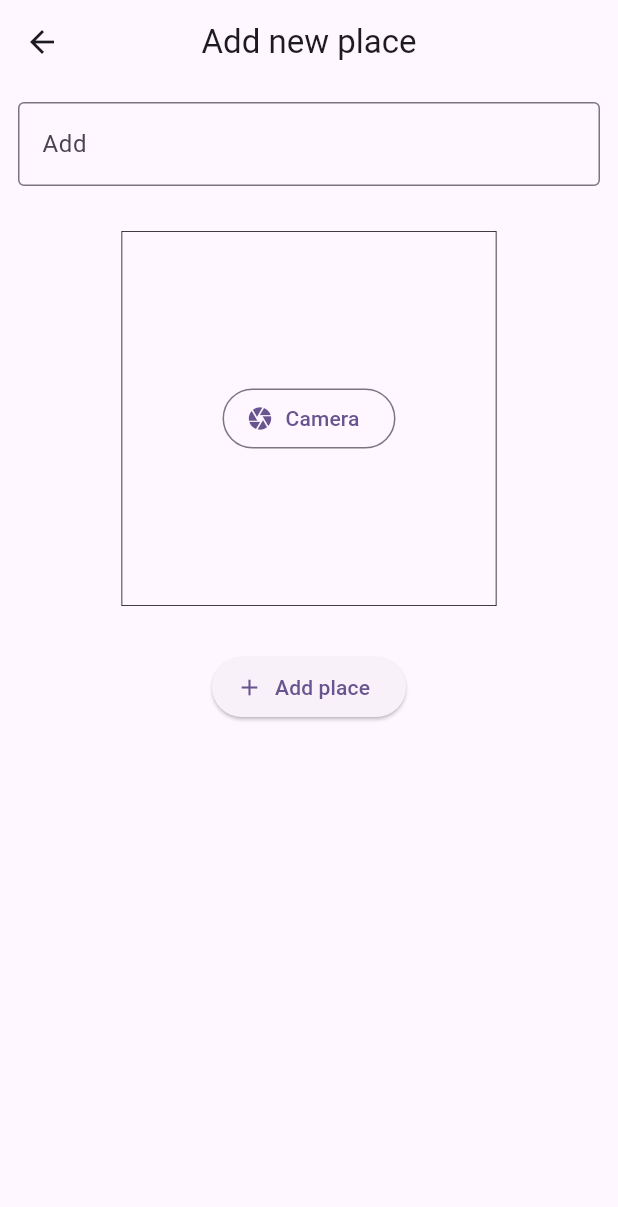
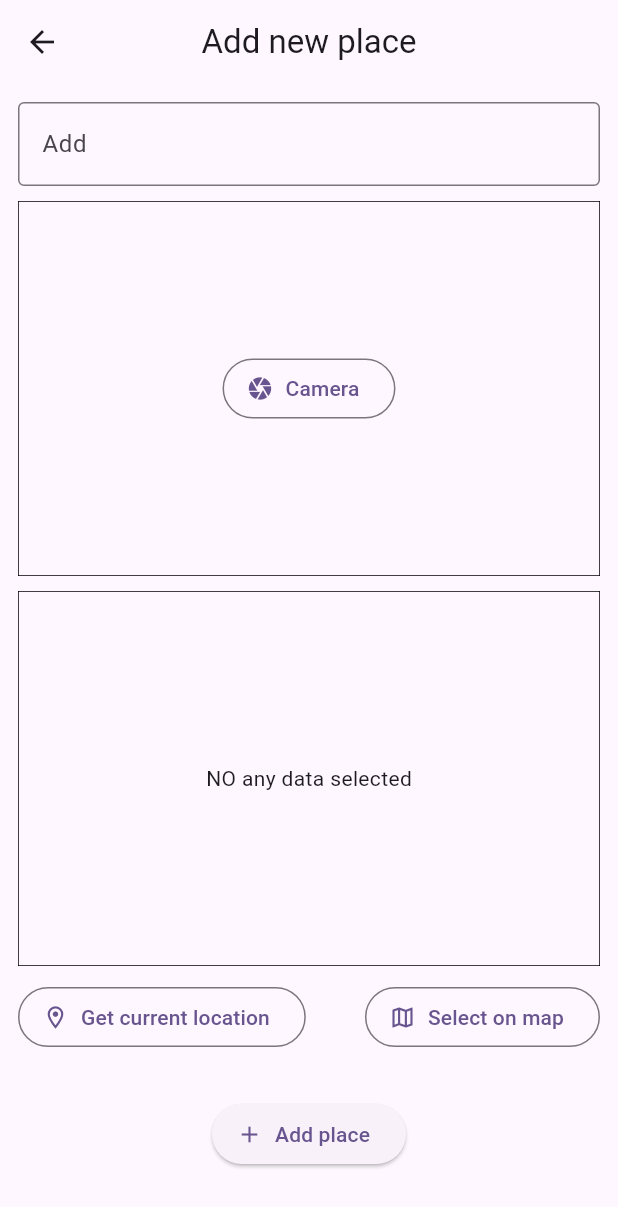
Before and after one commit to Zedestar/my_favorite_places, a Flutter app: the screen it shows after launch, after a tap on the "add" icon, on a phone screen of 412 x 824 dp. Shown: the top 1207 px of the screen. Run offline on Flutter 3.47's test engine with Material 3 defaults, Android fonts, the phone set to English and light mode, and no system bars; our stand-ins replace flutter_dotenv, flutter_riverpod, image_picker, location.

```diff
--- a/lib/main.dart
+++ b/lib/main.dart
@@ -2,9 +2,12 @@ import 'package:favourite_places/RiverPod/add_place.dart';
 import 'package:favourite_places/pages/add_places.dart';
 import 'package:favourite_places/pages/place_details.dart';
 import 'package:flutter/material.dart';
+import 'package:flutter_dotenv/flutter_dotenv.dart';
 import 'package:flutter_riverpod/flutter_riverpod.dart';
 
-void main() {
+void main() async {
+  WidgetsFlutterBinding.ensureInitialized();
+  await dotenv.load(fileName: ".env");
   runApp(const ProviderScope(child: MyApp()));
 }
 
--- a/lib/pages/add_places.dart
+++ b/lib/pages/add_places.dart
@@ -2,6 +2,7 @@ import 'dart:io';
 
 import 'package:favourite_places/RiverPod/add_place.dart';
 import 'package:favourite_places/widget/camera_widget.dart';
+import 'package:favourite_places/widget/input_location_widget.dart';
 import 'package:flutter/material.dart';
 import 'package:flutter_riverpod/flutter_riverpod.dart';
 
@@ -68,11 +69,15 @@ class _AddPlacesState extends ConsumerState<AddPlaces> {
                   ),
                 ),
                 SizedBox(
-                  height: 30,
+                  height: 10,
                 ),
                 Cameraring(
                   adderFunction: setPlaceImage,
                 ),
+                SizedBox(
+                  height: 10,
+                ),
+                InputLocationWidget(),
                 SizedBox(
                   height: 30,
                 ),
--- a/lib/widget/camera_widget.dart
+++ b/lib/widget/camera_widget.dart
@@ -46,7 +46,7 @@ class _CameraringState extends State<Cameraring> {
         child: Image.file(
           _imageTaken!,
           fit: BoxFit.fill,
-          width: 250,
+          width: double.infinity,
           height: 250,
         ),
       );
@@ -55,7 +55,7 @@ class _CameraringState extends State<Cameraring> {
     return Container(
       decoration: BoxDecoration(border: Border.all(width: 0.5)),
       height: 250,
-      width: 250,
+      width: double.infinity,
       alignment: Alignment.center,
       child: content,
     );
--- /dev/null
+++ b/lib/widget/input_location_widget.dart
@@ -0,0 +1,106 @@
+import 'dart:convert';
+
+import 'package:flutter/material.dart';
+import 'package:flutter_dotenv/flutter_dotenv.dart';
+import 'package:http/http.dart' as http;
+import 'package:location/location.dart';
+
+class InputLocationWidget extends StatefulWidget {
+  const InputLocationWidget({super.key});
+
+  @override
+  State<InputLocationWidget> createState() => _InputLocationWidgetState();
+}
+
+class _InputLocationWidgetState extends State<InputLocationWidget> {
+  bool _isLoading = false;
+  LocationData? _userLocation;
+
+  void getCurrentPosition() async {
+    setState(() {
+      _isLoading = true;
+    });
+    Location location = Location();
+
+    bool serviceEnabled;
+    PermissionStatus permissionGranted;
+    LocationData locationData;
+
+    serviceEnabled = await location.serviceEnabled();
+    if (!serviceEnabled) {
+      serviceEnabled = await location.requestService();
+      if (!serviceEnabled) {
+        return;
+      }
+    }
+
+    permissionGranted = await location.hasPermission();
+    if (permissionGranted == PermissionStatus.denied) {
+      permissionGranted = await location.requestPermission();
+      if (permissionGranted != PermissionStatus.granted) {
+        return;
+      }
+    }
+
+    locationData = await location.getLocation();
+    final String mapApiKey = dotenv.env['GOOGLE_MAPS_API_KEY']!;
+    final url = Uri.parse(
+      'https://maps.googleapis.com/maps/api/geocode/json?latlng=${locationData.latitude},${locationData.longitude}&key=$mapApiKey',
+    );
+    final response = await http.get(url);
+    final resData = json.decode(response.body);
+    // final address = resData['results']?[0]['formatted_address'];
+    // print("The address of the place is $address");
+    print(response.body);
+
+    setState(() {
+      _userLocation = locationData;
+      _isLoading = false;
+    });
+  }
+
+  @override
+  Widget build(BuildContext context) {
+    return Column(
+      children: [
+        Container(
+          decoration: BoxDecoration(border: Border.all(width: 0.5)),
+          height: 250,
+          width: double.infinity,
+          alignment: Alignment.center,
+          child: _isLoading
+              ? CircularProgressIndicator()
+              : _userLocation != null
+                  ? Text(
+                      "Latittude ${_userLocation!.latitude} longitude ${_userLocation!.longitude}",
+                    )
+                  : Text("NO any data selected"),
+        ),
+        SizedBox(
+          height: 10,
+        ),
+        Row(
+          mainAxisAlignment: MainAxisAlignment.spaceBetween,
+          children: [
+            OutlinedButton.icon(
+              onPressed: getCurrentPosition,
+              icon: Icon(Icons.location_on_outlined),
+              label: Text(
+                "Get current location",
+              ),
+            ),
+            OutlinedButton.icon(
+              onPressed: () {},
+              icon: Icon(
+                Icons.map_outlined,
+              ),
+              label: Text(
+                "Select on map",
+              ),
+            ),
+          ],
+        )
+      ],
+    );
+  }
+}
```
Also changed, not shown: lib/model/places_model.dart (+12 -0 lines), pubspec.yaml (+6 -4 lines), pubspec.lock, 4 other files.
